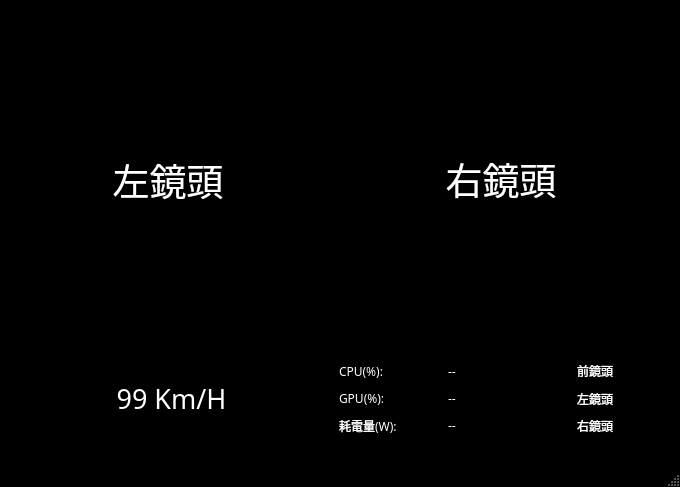
First picture: the form in ui/newUi.ui, repository 2310296215/qtCart, before the edit.
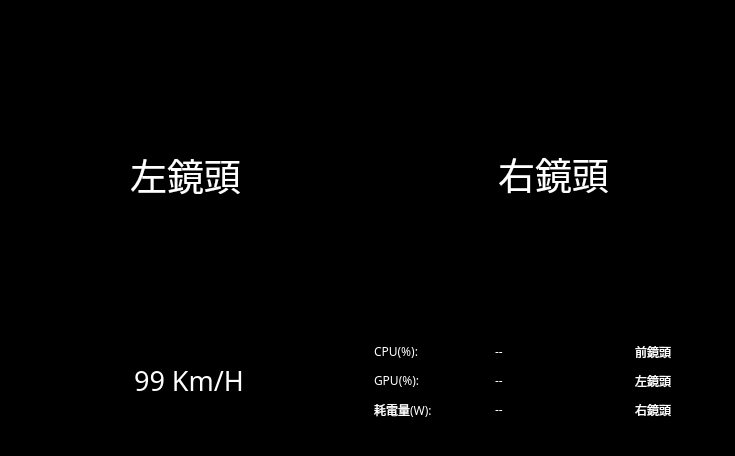
Second picture: the form after the edit.

```diff
--- a/ui/newUi.ui
+++ b/ui/newUi.ui
@@ -6,8 +6,8 @@
    <rect>
     <x>0</x>
     <y>0</y>
-    <width>680</width>
-    <height>487</height>
+    <width>735</width>
+    <height>456</height>
    </rect>
   </property>
   <property name="palette">
@@ -439,8 +439,8 @@
      <rect>
       <x>9</x>
       <y>9</y>
-      <width>651</width>
-      <height>341</height>
+      <width>721</width>
+      <height>331</height>
      </rect>
     </property>
     <layout class="QHBoxLayout" name="horizontalLayout">
@@ -492,9 +492,9 @@
     <property name="geometry">
      <rect>
       <x>10</x>
-      <y>360</y>
-      <width>651</width>
-      <height>76</height>
+      <y>340</y>
+      <width>721</width>
+      <height>81</height>
      </rect>
     </property>
     <layout class="QHBoxLayout" name="horizontalLayout_2">
@@ -593,7 +593,6 @@
     </rect>
    </property>
   </widget>
-  <widget class="QStatusBar" name="statusbar"/>
  </widget>
  <resources/>
  <connections/>
```
Left out of the diff: 4 changed lines with no effect on the pictures.
